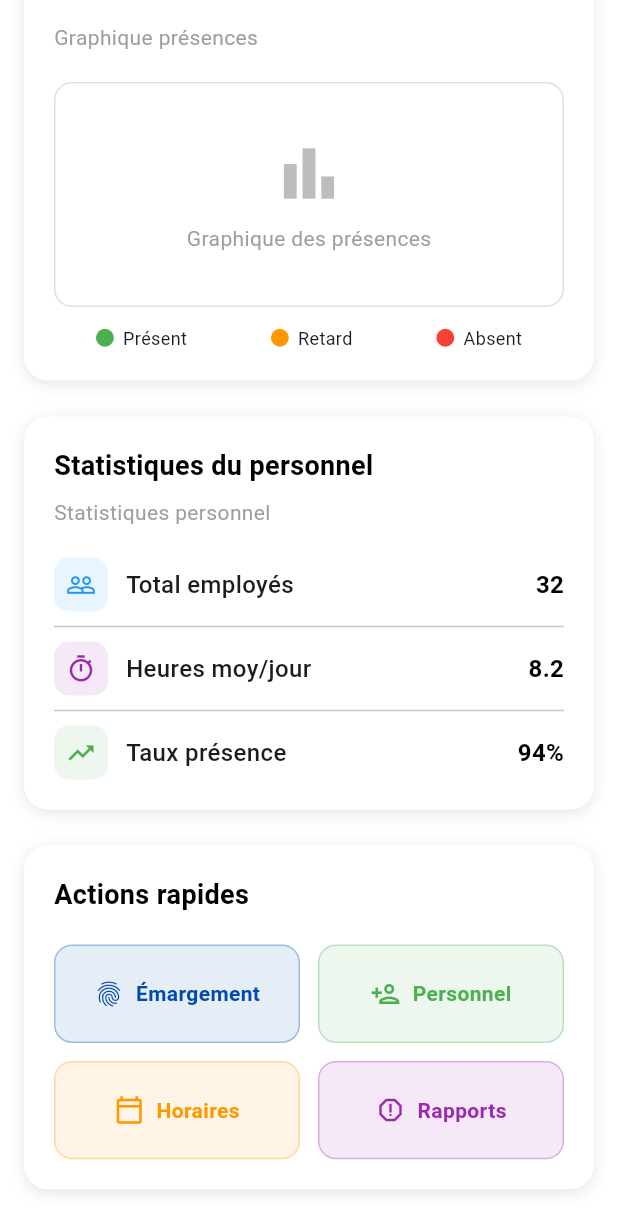
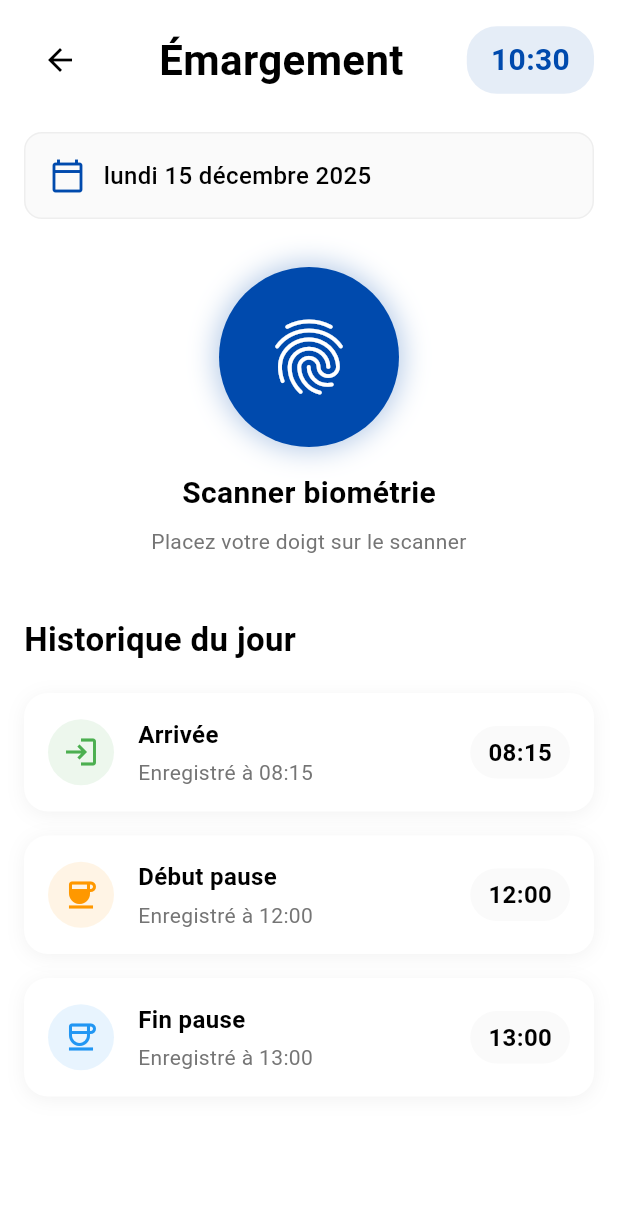
Before and after one commit to eden-jordan/EasySign_frontend, a Flutter app: the Dashboard screen opened directly, scrolled down 398 dp, after a tap on "Émargement", on a phone screen of 412 x 824 dp. Shown: the top 1232 px of the screen. Run offline on Flutter 3.47's test engine with Material 3 defaults, Android fonts, the phone set to English and light mode, and no system bars; our stand-ins replace video_player.

Commit message:
Ajout de l'ecran d'emargement

```diff
--- a/easysign/lib/screens/items/dashboard.dart
+++ b/easysign/lib/screens/items/dashboard.dart
@@ -1,3 +1,4 @@
+import 'package:easysign/screens/others/emargement.dart';
 import 'package:flutter/material.dart';
 import 'package:easysign/themes/app_theme.dart';
 
@@ -364,8 +365,12 @@ class Dashboard extends StatelessWidget {
                   icon: Icons.fingerprint,
                   label: 'Émargement',
                   onTap: () {
-                    // Émargement - tu peux ajouter un écran dédié si besoin
-                    // Pour l'instant, on reste sur le dashboard
+                    Navigator.push(
+                      context,
+                      MaterialPageRoute(
+                        builder: (context) => const Emargement(),
+                      ),
+                    );
                   },
                   color: Appcolors.color_2,
                 ),
--- /dev/null
+++ b/easysign/lib/screens/others/emargement.dart
@@ -0,0 +1,304 @@
+import 'package:flutter/material.dart';
+import 'package:easysign/themes/app_theme.dart';
+
+class Emargement extends StatelessWidget {
+  const Emargement({super.key});
+
+  @override
+  Widget build(BuildContext context) {
+    return Scaffold(
+      body: SingleChildScrollView(
+        padding: const EdgeInsets.all(16.0),
+        child: Column(
+          crossAxisAlignment: CrossAxisAlignment.start,
+          children: [
+            // En-tête avec titre et heure
+            _buildHeader(context),
+
+            const SizedBox(height: 24),
+
+            // Date actuelle
+            _buildDateSection(),
+
+            const SizedBox(height: 32),
+
+            // Bouton Scanner biométrie
+            _buildScanButton(),
+
+            const SizedBox(height: 40),
+
+            // Historique du jour
+            _buildDailyHistory(),
+
+            const SizedBox(height: 20),
+          ],
+        ),
+      ),
+    );
+  }
+
+  // En-tête avec titre et heure
+  Widget _buildHeader(BuildContext context) {
+    return Row(
+      mainAxisAlignment: MainAxisAlignment.spaceBetween,
+      children: [
+        IconButton(
+          icon: const Icon(Icons.arrow_back, color: Colors.black),
+          onPressed: () {
+            Navigator.of(context).pop();
+          },
+        ),
+        Center(
+          child: const Text(
+            'Émargement',
+            style: TextStyle(
+              fontSize: 28,
+              fontWeight: FontWeight.bold,
+              color: Colors.black,
+            ),
+          ),
+        ),
+        Container(
+          padding: const EdgeInsets.symmetric(horizontal: 16, vertical: 8),
+          decoration: BoxDecoration(
+            color: Appcolors.color_2.withOpacity(0.1),
+            borderRadius: BorderRadius.circular(20),
+          ),
+          child: Text(
+            _getCurrentTime(),
+            style: TextStyle(
+              fontSize: 20,
+              fontWeight: FontWeight.w600,
+              color: Appcolors.color_2,
+            ),
+          ),
+        ),
+      ],
+    );
+  }
+
+  // Section date actuelle
+  Widget _buildDateSection() {
+    return Container(
+      padding: const EdgeInsets.all(16),
+      decoration: BoxDecoration(
+        color: Colors.grey.shade50,
+        borderRadius: BorderRadius.circular(12),
+        border: Border.all(color: Colors.grey.shade200),
+      ),
+      child: Row(
+        children: [
+          Icon(
+            Icons.calendar_today_outlined,
+            color: Appcolors.color_2,
+            size: 24,
+          ),
+          const SizedBox(width: 12),
+          Text(
+            _getCurrentDate(),
+            style: const TextStyle(
+              fontSize: 16,
+              fontWeight: FontWeight.w500,
+              color: Colors.black,
+            ),
+          ),
+        ],
+      ),
+    );
+  }
+
+  // Bouton Scanner biométrie
+  Widget _buildScanButton() {
+    return Center(
+      child: Column(
+        children: [
+          Container(
+            width: 120,
+            height: 120,
+            decoration: BoxDecoration(
+              color: Appcolors.color_2,
+              shape: BoxShape.circle,
+              boxShadow: [
+                BoxShadow(
+                  color: Appcolors.color_2.withValues(alpha: 0.3),
+                  blurRadius: 15,
+                  spreadRadius: 2,
+                ),
+              ],
+            ),
+            child: const Icon(Icons.fingerprint, size: 60, color: Colors.white),
+          ),
+          const SizedBox(height: 16),
+          const Text(
+            'Scanner biométrie',
+            style: TextStyle(
+              fontSize: 20,
+              fontWeight: FontWeight.w600,
+              color: Colors.black,
+            ),
+          ),
+          const SizedBox(height: 8),
+          Text(
+            'Placez votre doigt sur le scanner',
+            style: TextStyle(fontSize: 14, color: Colors.grey.shade600),
+            textAlign: TextAlign.center,
+          ),
+        ],
+      ),
+    );
+  }
+
+  // Historique du jour
+  Widget _buildDailyHistory() {
+    return Column(
+      crossAxisAlignment: CrossAxisAlignment.start,
+      children: [
+        const Text(
+          'Historique du jour',
+          style: TextStyle(
+            fontSize: 22,
+            fontWeight: FontWeight.bold,
+            color: Colors.black,
+          ),
+        ),
+        const SizedBox(height: 20),
+
+        // Arrivée
+        _buildHistoryItem(
+          type: 'Arrivée',
+          time: '08:15',
+          icon: Icons.login,
+          color: Colors.green,
+        ),
+
+        const SizedBox(height: 16),
+
+        // Début pause
+        _buildHistoryItem(
+          type: 'Début pause',
+          time: '12:00',
+          icon: Icons.coffee,
+          color: Colors.orange,
+        ),
+
+        const SizedBox(height: 16),
+
+        // Fin pause
+        _buildHistoryItem(
+          type: 'Fin pause',
+          time: '13:00',
+          icon: Icons.coffee_outlined,
+          color: Colors.blue,
+        ),
+
+        const SizedBox(height: 24),
+      ],
+    );
+  }
+
+  // Item d'historique
+  Widget _buildHistoryItem({
+    required String type,
+    required String time,
+    required IconData icon,
+    required Color color,
+  }) {
+    return Container(
+      padding: const EdgeInsets.all(16),
+      decoration: BoxDecoration(
+        color: Colors.white,
+        borderRadius: BorderRadius.circular(16),
+        boxShadow: [
+          BoxShadow(
+            color: Colors.black.withOpacity(0.05),
+            blurRadius: 10,
+            offset: const Offset(0, 2),
+          ),
+        ],
+      ),
+      child: Row(
+        children: [
+          Container(
+            padding: const EdgeInsets.all(10),
+            decoration: BoxDecoration(
+              color: color.withOpacity(0.1),
+              shape: BoxShape.circle,
+            ),
+            child: Icon(icon, color: color, size: 24),
+          ),
+          const SizedBox(width: 16),
+          Expanded(
+            child: Column(
+              crossAxisAlignment: CrossAxisAlignment.start,
+              children: [
+                Text(
+                  type,
+                  style: const TextStyle(
+                    fontSize: 16,
+                    fontWeight: FontWeight.w600,
+                    color: Colors.black,
+                  ),
+                ),
+                const SizedBox(height: 4),
+                Text(
+                  'Enregistré à $time',
+                  style: TextStyle(fontSize: 14, color: Colors.grey.shade600),
+                ),
+              ],
+            ),
+          ),
+          Container(
+            padding: const EdgeInsets.symmetric(horizontal: 12, vertical: 6),
+            decoration: BoxDecoration(
+              color: Colors.grey.shade50,
+              borderRadius: BorderRadius.circular(20),
+            ),
+            child: Text(
+              time,
+              style: const TextStyle(
+                fontSize: 16,
+                fontWeight: FontWeight.w600,
+                color: Colors.black,
+              ),
+            ),
+          ),
+        ],
+      ),
+    );
+  }
+
+  // Méthodes utilitaires pour obtenir l'heure et la date
+  String _getCurrentTime() {
+    final now = DateTime.now();
+    return '${now.hour.toString().padLeft(2, '0')}:${now.minute.toString().padLeft(2, '0')}';
+  }
+
+  String _getCurrentDate() {
+    final now = DateTime.now();
+    final days = [
+      'lundi',
+      'mardi',
+      'mercredi',
+      'jeudi',
+      'vendredi',
+      'samedi',
+      'dimanche',
+    ];
+    final months = [
+      'janvier',
+      'février',
+      'mars',
+      'avril',
+      'mai',
+      'juin',
+      'juillet',
+      'août',
+      'septembre',
+      'octobre',
+      'novembre',
+      'décembre',
+    ];
+
+    return '${days[now.weekday - 1]} ${now.day} ${months[now.month - 1]} ${now.year}';
+  }
+}
```
